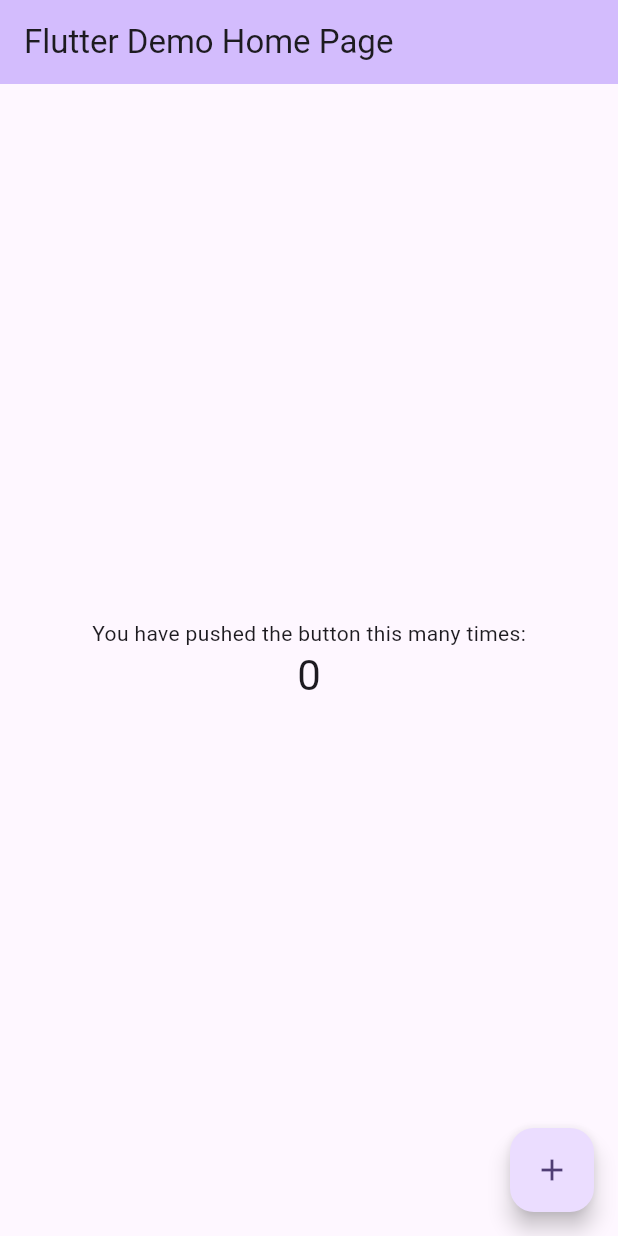
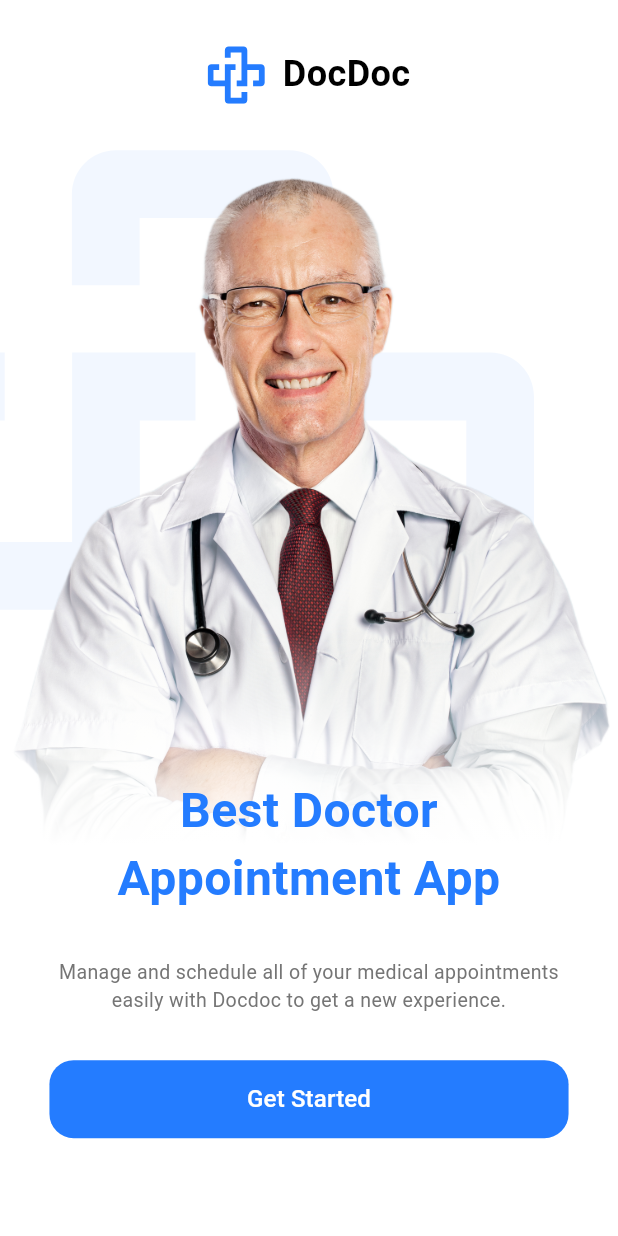
Before and after one commit to islam-Diab99/DocDoc, a Flutter app: the screen it shows after launch, on a phone screen of 412 x 824 dp. Run offline on Flutter 3.47's test engine with Material 3 defaults, Android fonts, the phone set to English and light mode, and no system bars; our stand-ins replace flutter_screenutil, flutter_svg.

Commit message:
-added flutter_svg and screen util -made a file for doc app client -added navigation extention -added routing folder -added colors and text styles -added empty login screen -added onboarding screen

```diff
--- /dev/null
+++ b/lib/core/helpers/extentions.dart
@@ -0,0 +1,20 @@
+import 'package:flutter/widgets.dart';
+
+extension Navigation on BuildContext {
+  Future<dynamic> pushNamed(String routeName, {Object? arguments}) {
+    return Navigator.of(this).pushNamed(routeName, arguments: arguments);
+  }
+
+  Future<dynamic> pushReplacementNamed(String routeName, {Object? arguments}) {
+    return Navigator.of(this)
+        .pushReplacementNamed(routeName, arguments: arguments);
+  }
+
+  Future<dynamic> pushNamedAndRemoveUntil(String routeName,
+      {Object? arguments, required RoutePredicate predicate}) {
+    return Navigator.of(this)
+        .pushNamedAndRemoveUntil(routeName, predicate, arguments: arguments);
+  }
+
+  void pop() => Navigator.of(this).pop();
+}
--- /dev/null
+++ b/lib/core/routing/app_router.dart
@@ -0,0 +1,30 @@
+import 'package:docdoc/core/routing/routes.dart';
+import 'package:docdoc/features/login/ui/login_screen.dart';
+import 'package:docdoc/features/onboarding/ui/onboarding_screen.dart';
+import 'package:flutter/material.dart';
+
+class AppRouter {
+  Route generateRoute(RouteSettings settings) {
+    //this arguments to be passed in any screen like this ( arguments as ClassName )
+    final arguments = settings.arguments;
+
+    switch (settings.name) {
+      case Routes.onBoardingScreen:
+        return MaterialPageRoute(
+          builder: (_) => const OnboardingScreen(),
+        );
+      case Routes.loginScreen:
+        return MaterialPageRoute(
+          builder: (_) => const LoginScreen(),
+        );
+      default:
+        return MaterialPageRoute(
+          builder: (_) => Scaffold(
+            body: Center(
+              child: Text('No route defined for ${settings.name}'),
+            ),
+          ),
+        );
+    }
+  }
+}
--- /dev/null
+++ b/lib/core/routing/routes.dart
@@ -0,0 +1,4 @@
+class Routes {
+  static const String onBoardingScreen = '/onBoardingScreen';
+  static const String loginScreen = '/loginScreen';
+}
--- /dev/null
+++ b/lib/core/theme/colors.dart
@@ -0,0 +1,6 @@
+import 'package:flutter/material.dart';
+
+class ColorsManager{
+  static const Color mainBlue = Color(0xFF247CFF);
+    static const Color gray = Color(0xFF757575);
+}
--- /dev/null
+++ b/lib/core/theme/fontweight_helper.dart
@@ -0,0 +1,12 @@
+import 'package:flutter/material.dart';
+
+class FontWeightHelper {
+  static const FontWeight thin = FontWeight.w100;
+  static const FontWeight extraLight = FontWeight.w200;
+  static const FontWeight light = FontWeight.w300;
+  static const FontWeight regular = FontWeight.w400;
+  static const FontWeight medium = FontWeight.w500;
+  static const FontWeight semiBold = FontWeight.w600;
+  static const FontWeight bold = FontWeight.w700;
+  static const FontWeight extraBold = FontWeight.w800;
+}
--- /dev/null
+++ b/lib/core/theme/styles.dart
@@ -0,0 +1,29 @@
+import 'package:docdoc/core/theme/colors.dart';
+import 'package:flutter/material.dart';
+import 'package:flutter_screenutil/flutter_screenutil.dart';
+
+class TextStyles {
+  static TextStyle font24Black700Weight = TextStyle(
+    fontSize: 24.sp,
+    fontWeight: FontWeight.w700,
+    color: Colors.black,
+  );
+
+  static TextStyle font32BlueBold = TextStyle(
+    fontSize: 32.sp,
+    fontWeight: FontWeight.bold,
+    color: ColorsManager.mainBlue,
+  );
+
+  static TextStyle font13GrayRegular = TextStyle(
+    fontSize: 13.sp,
+    fontWeight: FontWeight.normal,
+    color: ColorsManager.gray,
+  );
+
+  static TextStyle font16WhiteSemiBold = TextStyle(
+    fontSize: 16.sp,
+    fontWeight: FontWeight.w500,
+    color: Colors.white,
+  );
+}
--- /dev/null
+++ b/lib/doc_app.dart
@@ -0,0 +1,26 @@
+import 'package:docdoc/core/routing/app_router.dart';
+import 'package:docdoc/core/routing/routes.dart';
+import 'package:docdoc/core/theme/colors.dart';
+import 'package:flutter/material.dart';
+import 'package:flutter_screenutil/flutter_screenutil.dart';
+
+class DocApp extends StatelessWidget {
+    final AppRouter appRouter;
+  const DocApp({super.key, required this.appRouter});
+
+  @override
+  Widget build(BuildContext context) {
+    return  ScreenUtilInit(
+      designSize:  const Size(375,821),
+      minTextAdapt: true,
+      child: MaterialApp(
+        theme: ThemeData(
+          primaryColor: ColorsManager.mainBlue,
+          scaffoldBackgroundColor: Colors.white
+        ),
+        initialRoute: Routes.onBoardingScreen,
+        onGenerateRoute: appRouter.generateRoute,
+      ),
+    );
+  }
+}
--- /dev/null
+++ b/lib/features/login/ui/login_screen.dart
@@ -0,0 +1,10 @@
+import 'package:flutter/material.dart';
+
+class LoginScreen extends StatelessWidget {
+  const LoginScreen({super.key});
+
+  @override
+  Widget build(BuildContext context) {
+    return const Scaffold(body: Center(child: Text('tgis is onboarding screen'),),);
+  }
+}
--- /dev/null
+++ b/lib/features/onboarding/ui/onboarding_screen.dart
@@ -0,0 +1,45 @@
+import 'package:docdoc/core/theme/styles.dart';
+import 'package:flutter/material.dart';
+import 'package:flutter_screenutil/flutter_screenutil.dart';
+
+import 'widgets/doc_logo_and_name.dart';
+import 'widgets/doctor_image_and_text.dart';
+import 'widgets/get_started_button.dart';
+
+class OnboardingScreen extends StatelessWidget {
+  const OnboardingScreen({super.key});
+
+  @override
+  Widget build(BuildContext context) {
+    return Scaffold(
+      body: SafeArea(
+          child: SingleChildScrollView(
+           physics: const BouncingScrollPhysics(),
+        child: Padding(
+          padding: EdgeInsets.only(top: 30.h, bottom: 30.h),
+          child: Column(
+            children: [
+              const DocLogoAndName(),
+              SizedBox(height: 30.h),
+              const DoctorImageAndText(),
+              Padding(
+                padding: EdgeInsets.symmetric(horizontal: 30.w),
+                child: Column(
+                  children: [
+                    Text(
+                      'Manage and schedule all of your medical appointments easily with Docdoc to get a new experience.',
+                      style: TextStyles.font13GrayRegular,
+                      textAlign: TextAlign.center,
+                    ),
+                    SizedBox(height: 30.h),
+                    const GetStartedButton(),
+                  ],
+                ),
+              )
+            ],
+          ),
+        ),
+      )),
+    );
+  }
+}
--- /dev/null
+++ b/lib/features/onboarding/ui/widgets/doc_logo_and_name.dart
@@ -0,0 +1,23 @@
+import 'package:docdoc/core/theme/styles.dart';
+import 'package:flutter/material.dart';
+import 'package:flutter_screenutil/flutter_screenutil.dart';
+import 'package:flutter_svg/svg.dart';
+
+
+class DocLogoAndName extends StatelessWidget {
+  const DocLogoAndName({super.key});
+
+  @override
+  Widget build(BuildContext context) {
+    return Row(
+      mainAxisAlignment: MainAxisAlignment.center,
+      children: [
+        SvgPicture.asset('assets/svgs/docdoc_logo.svg'),
+        SizedBox(width: 10.w),
+        Text(
+            'DocDoc', style: TextStyles.font24Black700Weight,
+        ),
+      ],
+    );
+  }
+}
--- /dev/null
+++ b/lib/features/onboarding/ui/widgets/doctor_image_and_text.dart
@@ -0,0 +1,43 @@
+import 'package:docdoc/core/theme/styles.dart';
+import 'package:flutter/material.dart';
+import 'package:flutter_svg/flutter_svg.dart';
+
+
+class DoctorImageAndText extends StatelessWidget {
+  const DoctorImageAndText({super.key});
+
+  @override
+  Widget build(BuildContext context) {
+    return Stack(
+      children: [
+        SvgPicture.asset('assets/svgs/docdoc_logo_low_opacity.svg'),
+        Container(
+          foregroundDecoration: BoxDecoration(
+            gradient: LinearGradient(
+              colors: [
+                Colors.white,
+                Colors.white.withOpacity(0.0),
+              ],
+              begin: Alignment.bottomCenter,
+              end: Alignment.topCenter,
+              stops: const [0.14, 0.4],
+            ),
+          ),
+          child: Image.asset('assets/images/onboarding_doctor.png'),
+        ),
+        Positioned(
+          bottom: 30,
+          left: 0,
+          right: 0,
+          child: Text(
+            'Best Doctor\nAppointment App',
+            textAlign: TextAlign.center,
+            style: TextStyles.font32BlueBold.copyWith(
+              height: 1.4,
+            ),
+          ),
+        ),
+      ],
+    );
+  }
+}
--- /dev/null
+++ b/lib/features/onboarding/ui/widgets/get_started_button.dart
@@ -0,0 +1,36 @@
+import 'package:docdoc/core/helpers/extentions.dart';
+import 'package:docdoc/core/routing/routes.dart';
+import 'package:docdoc/core/theme/colors.dart';
+import 'package:docdoc/core/theme/styles.dart';
+import 'package:flutter/material.dart';
+import 'package:flutter_screenutil/flutter_screenutil.dart';
+
+
+class GetStartedButton extends StatelessWidget {
+  const GetStartedButton({super.key});
+
+  @override
+  Widget build(BuildContext context) {
+    return TextButton(
+      onPressed: () {
+        context.pushNamed(Routes.loginScreen);
+      },
+      style: ButtonStyle(
+        backgroundColor: WidgetStateProperty.all(ColorsManager.mainBlue),
+        tapTargetSize: MaterialTapTargetSize.shrinkWrap,
+        minimumSize: WidgetStateProperty.all(
+          const Size(double.infinity, 52),
+        ),
+        shape: WidgetStateProperty.all(
+          RoundedRectangleBorder(
+            borderRadius: BorderRadius.circular(16.r),
+          ),
+        ),
+      ),
+      child: Text(
+        'Get Started',
+        style: TextStyles.font16WhiteSemiBold,
+      ),
+    );
+  }
+}
--- a/lib/main.dart
+++ b/lib/main.dart
@@ -1,125 +1,8 @@
+import 'package:docdoc/core/routing/app_router.dart';
+import 'package:docdoc/doc_app.dart';
 import 'package:flutter/material.dart';
 
 void main() {
-  runApp(const MyApp());
+
+  runApp( DocApp(appRouter: AppRouter()));
 }
-
-class MyApp extends StatelessWidget {
-  const MyApp({super.key});
-
-  // This widget is the root of your application.
-  @override
-  Widget build(BuildContext context) {
-    return MaterialApp(
-      title: 'Flutter',
-      theme: ThemeData(
-        // This is the theme of your application.
-        //
-        // TRY THIS: Try running your application with "flutter run". You'll see
-        // the application has a purple toolbar. Then, without quitting the app,
-        // try changing the seedColor in the colorScheme below to Colors.green
-        // and then invoke "hot reload" (save your changes or press the "hot
-        // reload" button in a Flutter-supported IDE, or press "r" if you used
-        // the command line to start the app).
-        //
-        // Notice that the counter didn't reset back to zero; the application
-        // state is not lost during the reload. To reset the state, use hot
-        // restart instead.
-        //
-        // This works for code too, not just values: Most code changes can be
-        // tested with just a hot reload.
-        colorScheme: ColorScheme.fromSeed(seedColor: Colors.deepPurple),
-        useMaterial3: true,
-      ),
-      home: const MyHomePage(title: 'Flutter Demo Home Page'),
-    );
-  }
-}
-
-class MyHomePage extends StatefulWidget {
-  const MyHomePage({super.key, required this.title});
-
-  // This widget is the home page of your application. It is stateful, meaning
-  // that it has a State object (defined below) that contains fields that affect
-  // how it looks.
-
-  // This class is the configuration for the state. It holds the values (in this
-  // case the title) provided by the parent (in this case the App widget) and
-  // used by the build method of the State. Fields in a Widget subclass are
-  // always marked "final".
-
-  final String title;
-
-  @override
-  State<MyHomePage> createState() => _MyHomePageState();
-}
-
-class _MyHomePageState extends State<MyHomePage> {
-  int _counter = 0;
-
-  void _incrementCounter() {
-    setState(() {
-      // This call to setState tells the Flutter framework that something has
-      // changed in this State, which causes it to rerun the build method below
-      // so that the display can reflect the updated values. If we changed
-      // _counter without calling setState(), then the build method would not be
-      // called again, and so nothing would appear to happen.
-      _counter++;
-    });
-  }
-
-  @override
-  Widget build(BuildContext context) {
-    // This method is rerun every time setState is called, for instance as done
-    // by the _incrementCounter method above.
-    //
-    // The Flutter framework has been optimized to make rerunning build methods
-    // fast, so that you can just rebuild anything that needs updating rather
-    // than having to individually change instances of widgets.
-    return Scaffold(
-      appBar: AppBar(
-        // TRY THIS: Try changing the color here to a specific color (to
-        // Colors.amber, perhaps?) and trigger a hot reload to see the AppBar
-        // change color while the other colors stay the same.
-        backgroundColor: Theme.of(context).colorScheme.inversePrimary,
-        // Here we take the value from the MyHomePage object that was created by
-        // the App.build method, and use it to set our appbar title.
-        title: Text(widget.title),
-      ),
-      body: Center(
-        // Center is a layout widget. It takes a single child and positions it
-        // in the middle of the parent.
-        child: Column(
-          // Column is also a layout widget. It takes a list of children and
-          // arranges them vertically. By default, it sizes itself to fit its
-          // children horizontally, and tries to be as tall as its parent.
-          //
-          // Column has various properties to control how it sizes itself and
-          // how it positions its children. Here we use mainAxisAlignment to
-          // center the children vertically; the main axis here is the vertical
-          // axis because Columns are vertical (the cross axis would be
-          // horizontal).
-          //
-          // TRY THIS: Invoke "debug painting" (choose the "Toggle Debug Paint"
-          // action in the IDE, or press "p" in the console), to see the
-          // wireframe for each widget.
-          mainAxisAlignment: MainAxisAlignment.center,
-          children: <Widget>[
-            const Text(
-              'You have pushed the button this many times:',
-            ),
-            Text(
-              '$_counter',
-              style: Theme.of(context).textTheme.headlineMedium,
-            ),
-          ],
-        ),
-      ),
-      floatingActionButton: FloatingActionButton(
-        onPressed: _incrementCounter,
-        tooltip: 'Increment',
-        child: const Icon(Icons.add),
-      ), // This trailing comma makes auto-formatting nicer for build methods.
-    );
-  }
-}
```
Also changed, not shown: pubspec.yaml (+28 -3 lines), assets/images/onboarding_doctor.png (added), assets/svgs/docdoc_logo.svg (added), assets/svgs/docdoc_logo_low_opacity.svg (added), pubspec.lock, 2 other files.
